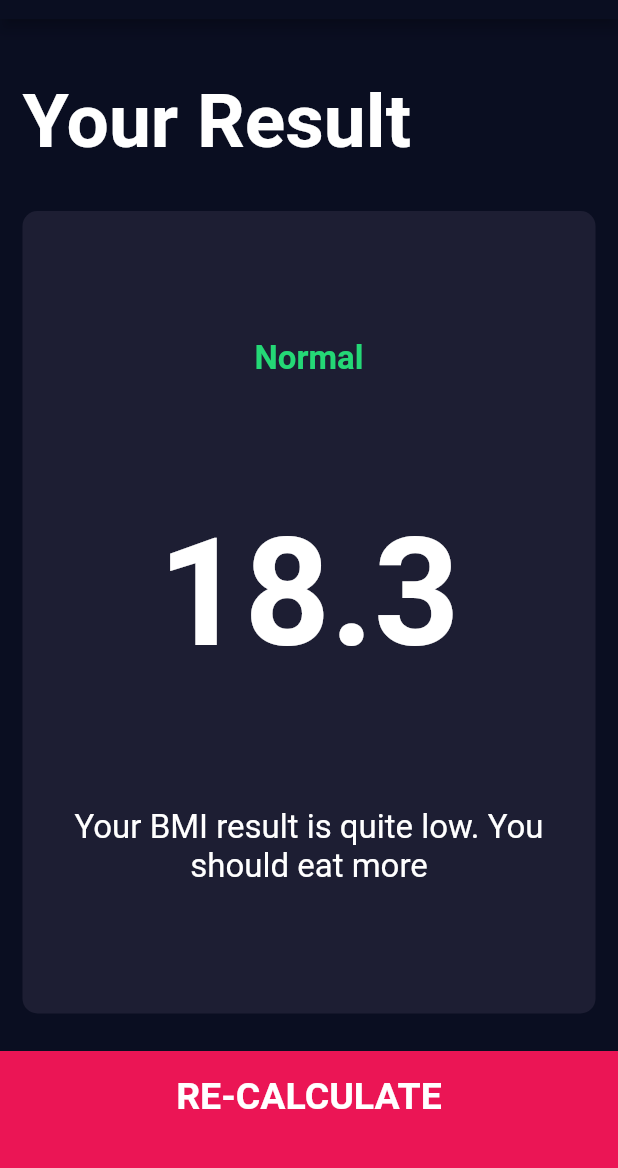
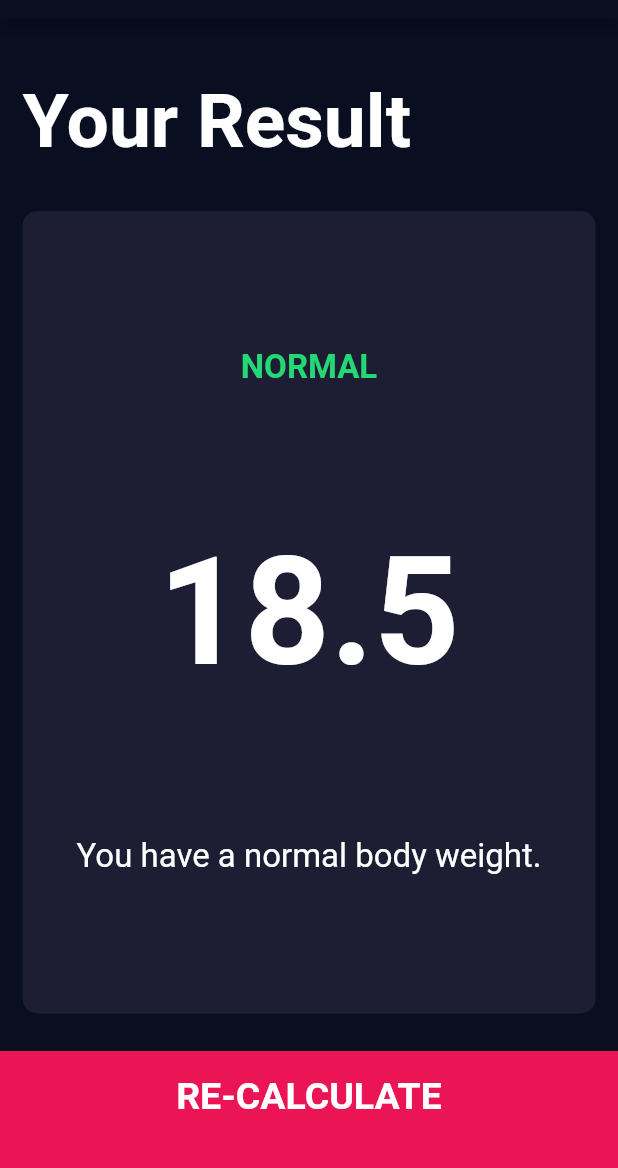
Before and after one commit to BashirYesufu/BMI-Calculator, a Flutter app: the screen it shows after launch, after a tap on "CALCULATE", on a phone screen of 412 x 824 dp, the part 65-1233 px from its top. Run offline on Flutter 3.47's test engine with Material 2 defaults, Android fonts, the phone set to English and light mode, and no system bars; our stand-ins replace font_awesome_flutter.

Commit message:
Implemented the functionality with oop

```diff
--- a/bmi_app/lib/screens/input_page.dart
+++ b/bmi_app/lib/screens/input_page.dart
@@ -1,3 +1,4 @@
+import 'package:bmi_app/calculator_brain.dart';
 import 'package:bmi_app/screens/result_page.dart';
 import 'package:flutter/cupertino.dart';
 import 'package:flutter/material.dart';
@@ -160,7 +161,16 @@ class _InputPageState extends State<InputPage> {
           BottomButton(
             buttonTitle: 'CALCULATE',
             onTap: () {
-              Navigator.push(context, MaterialPageRoute(builder: (context) => ResultPage(),),);
+
+              CalculatorBrain calc = CalculatorBrain(height: height, weight: weight);
+              Navigator.push(context, MaterialPageRoute(
+                builder: (context) => ResultPage(
+                  bmiResult: calc.calculateBMI(),
+                  resultText: calc.getResult(),
+                  interpretation: calc.getInterpretation(),
+                ),
+              ),
+              );
             },
           ),
         ],
--- a/bmi_app/lib/screens/result_page.dart
+++ b/bmi_app/lib/screens/result_page.dart
@@ -5,7 +5,16 @@ import 'package:flutter/material.dart';
 import '../components/bottom_button.dart';
 
 class ResultPage extends StatelessWidget {
-  const ResultPage({Key? key}) : super(key: key);
+  final String bmiResult;
+  final String resultText;
+  final String interpretation;
+
+  const ResultPage({
+    Key? key,
+    required this.bmiResult,
+    required this.resultText,
+    required this.interpretation,
+  }) : super(key: key);
 
   @override
   Widget build(BuildContext context) {
@@ -39,17 +48,17 @@ class ResultPage extends StatelessWidget {
                 crossAxisAlignment: CrossAxisAlignment.center,
                 children: [
                   Text(
-                    'Normal',
+                    resultText.toUpperCase(),
                     style: kResultTextStyle,
                   ),
 
                   Text(
-                    '18.3',
+                    bmiResult,
                     style: kBMITextStyle,
                   ),
 
                   Text(
-                    'Your BMI result is quite low. You should eat more',
+                    interpretation,
                     style: kBodyTextStyle,
                     textAlign: TextAlign.center,
                   ),
```
